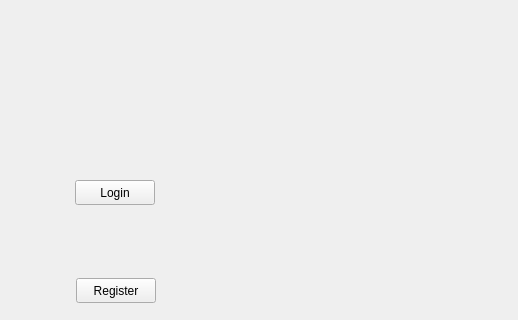
Before: the Qt Designer form src/client_side/QtCode/mainmenuview.ui in nobourge/INFO-F209, drawn with Qt 5; both pictures show x 285 to 803 and y 0 to 320 of the 803 by 634 pixel window.
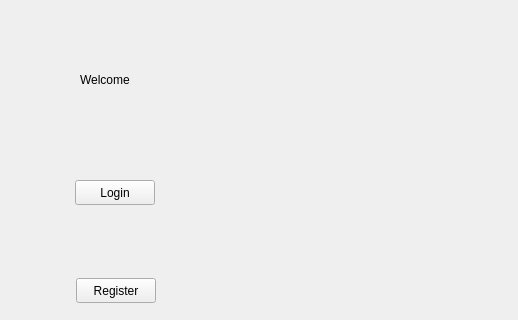
After: the same form once the commit is applied. The open tabs and pages were chosen to show the change. Icons and pictures are not drawn.

```diff
--- a/src/client_side/QtCode/mainmenuview.ui
+++ b/src/client_side/QtCode/mainmenuview.ui
@@ -49,6 +49,21 @@
        <string>Quit</string>
       </property>
      </widget>
+
+     <widget class="QLabel" name="label_Welcome">
+           <property name="geometry">
+            <rect>
+             <x>365</x>
+             <y>60</y>
+             <width>350</width>
+             <height>40</height>
+            </rect>
+           </property>
+           <property name="text">
+            <string>Welcome</string>
+           </property>
+          </widget>
+
      <widget class="QPushButton" name="pushButton_9">
       <property name="geometry">
        <rect>
```
Left out of the diff: 2 changed lines with no effect on the pictures.
